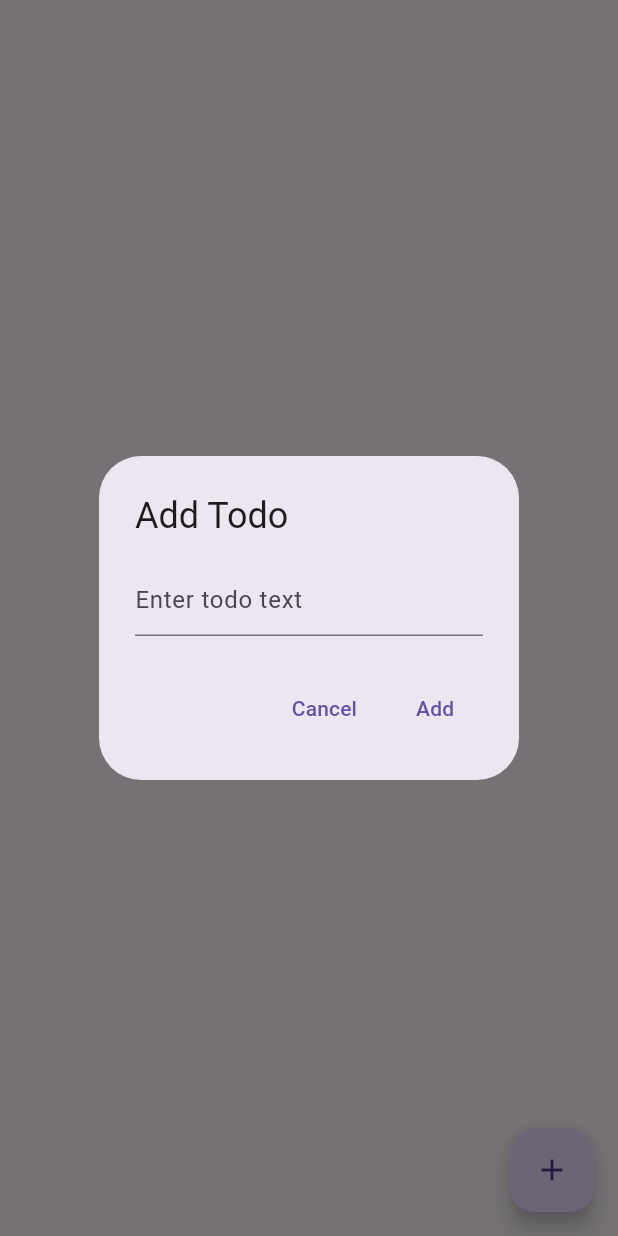
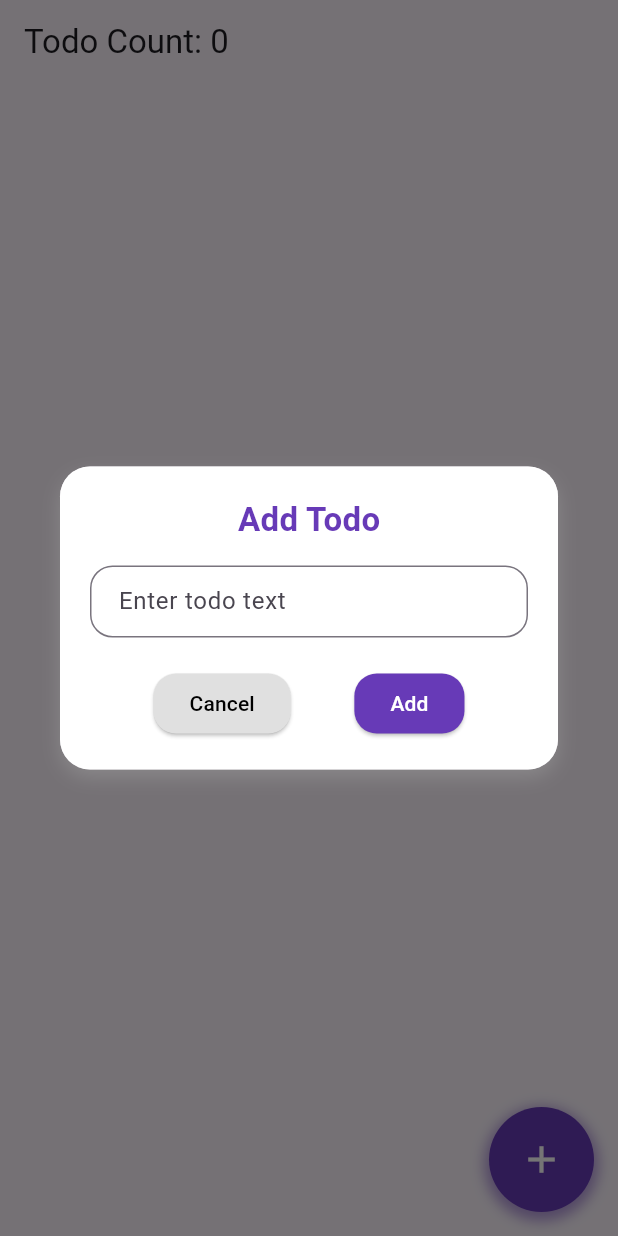
Before and after one commit to shroida/todo_app_bloc, a Flutter app: the screen it shows after launch, after a tap on the "add" icon, on a phone screen of 412 x 824 dp. Run offline on Flutter 3.47's test engine with Material 3 defaults, Android fonts, the phone set to English and light mode, and no system bars; our stand-ins replace flutter_bloc, sqflite; accounts and stored records are empty.

Commit message:
add some changes

```diff
--- a/lib/presentation/todo_cubit.dart
+++ b/lib/presentation/todo_cubit.dart
@@ -9,9 +9,16 @@ class TodoCubit extends Cubit<List<Todo>> {
     loadTodos();
   }
 
+  int todoCount = 0;
   Future<void> loadTodos() async {
-    final todoList = await todoRepo.getTodos();
-    emit(todoList);
+    try {
+      final todoList = await todoRepo.getTodos();
+      todoCount=todoList.length;
+      emit(todoList);
+    } catch (e) {
+      // Handle error, e.g., log or show a message
+      emit([]);
+    }
   }
 
   Future<void> addTodo(String text) async {
@@ -34,6 +41,9 @@ class TodoCubit extends Cubit<List<Todo>> {
   }
 
   Future<void> toggleCompletation(Todo todo) async {
-    todo.toggleCompletion();
+    final updatedTodo = todo.toggleCompletion();
+    await todoRepo.updateTodo(updatedTodo);
+
+    loadTodos();
   }
 }
--- /dev/null
+++ b/lib/presentation/view/widgets/floating_button_container.dart
@@ -0,0 +1,36 @@
+import 'package:flutter/material.dart';
+
+class FloatingButtonContainer extends StatelessWidget {
+  const FloatingButtonContainer({super.key, required this.callbackFunction});
+  final void Function(BuildContext context) callbackFunction;
+  @override
+  Widget build(BuildContext context) {
+    return Container(
+      width: 70,
+      height: 70,
+      decoration: BoxDecoration(
+        color: Colors.deepPurple, // Custom color
+        borderRadius: BorderRadius.circular(50), // Border radius of 50
+        boxShadow: [
+          BoxShadow(
+            color: Colors.deepPurple.withOpacity(0.5),
+            spreadRadius: 3,
+            blurRadius: 7,
+            offset: const Offset(0, 3), // Shadow position
+          ),
+        ],
+      ),
+      child: FloatingActionButton(
+        backgroundColor:
+            Colors.transparent, // Set transparent to use container's color
+        elevation: 0, // Remove default shadow
+        onPressed: () => callbackFunction(context),
+        child: const Icon(
+          Icons.add,
+          size: 30,
+          color: Colors.white, // Icon color
+        ),
+      ),
+    );
+  }
+}
--- /dev/null
+++ b/lib/presentation/view/widgets/show_add_dialog.dart
@@ -0,0 +1,97 @@
+import 'package:flutter/material.dart';
+import 'package:todo_app_bloc/presentation/todo_cubit.dart';
+
+class DialogToAdd extends StatelessWidget {
+const DialogToAdd({ super.key, required this.textController, required this.todoCubit });
+final TextEditingController textController;
+final TodoCubit todoCubit;
+  @override
+  Widget build(BuildContext context){
+    return Dialog(
+          shape: RoundedRectangleBorder(
+            borderRadius: BorderRadius.circular(20), // Rounded corners
+          ),
+          child: Container(
+            padding: const EdgeInsets.all(20),
+            decoration: BoxDecoration(
+              color: Colors.white,
+              borderRadius: BorderRadius.circular(20),
+              boxShadow: [
+                BoxShadow(
+                  color: Colors.grey.withOpacity(0.5),
+                  blurRadius: 10,
+                  offset: const Offset(0, 5),
+                ),
+              ],
+            ),
+            child: Column(
+              mainAxisSize: MainAxisSize.min,
+              children: [
+                const Text(
+                  'Add Todo',
+                  style: TextStyle(
+                    fontSize: 22,
+                    fontWeight: FontWeight.bold,
+                    color: Colors.deepPurple,
+                  ),
+                ),
+                const SizedBox(height: 15),
+                TextField(
+                  controller: textController,
+                  decoration: InputDecoration(
+                    hintText: 'Enter todo text',
+                    border: OutlineInputBorder(
+                      borderRadius: BorderRadius.circular(15),
+                    ),
+                    focusedBorder: OutlineInputBorder(
+                      borderRadius: BorderRadius.circular(15),
+                      borderSide: const BorderSide(color: Colors.deepPurple),
+                    ),
+                    contentPadding: const EdgeInsets.symmetric(
+                      horizontal: 15,
+                      vertical: 10,
+                    ),
+                  ),
+                ),
+                const SizedBox(height: 20),
+                Row(
+                  mainAxisAlignment: MainAxisAlignment.spaceEvenly,
+                  children: [
+                    ElevatedButton(
+                      onPressed: () {
+                        Navigator.of(context).pop();
+                      },
+                      style: ElevatedButton.styleFrom(
+                        backgroundColor: Colors.grey.shade300,
+                        foregroundColor: Colors.black,
+                        shape: RoundedRectangleBorder(
+                          borderRadius: BorderRadius.circular(15),
+                        ),
+                      ),
+                      child: const Text('Cancel'),
+                    ),
+                    ElevatedButton(
+                      onPressed: () {
+                        final todoText = textController.text;
+                        if (todoText.isNotEmpty) {
+                          todoCubit.addTodo(todoText);
+                        }
+                        Navigator.of(context).pop();
+                      },
+                      style: ElevatedButton.styleFrom(
+                        backgroundColor: Colors.deepPurple,
+                        foregroundColor: Colors.white,
+                        shape: RoundedRectangleBorder(
+                          borderRadius: BorderRadius.circular(15),
+                        ),
+                      ),
+                      child: const Text('Add'),
+                    ),
+                  ],
+                ),
+              ],
+            ),
+          ),
+        );
+  }
+}
--- a/lib/presentation/view/widgets/todo_view.dart
+++ b/lib/presentation/view/widgets/todo_view.dart
@@ -2,6 +2,9 @@ import 'package:flutter/material.dart';
 import 'package:flutter_bloc/flutter_bloc.dart';
 import 'package:todo_app_bloc/presentation/todo_cubit.dart';
 import 'package:todo_app_bloc/domain/data/models/todo.dart';
+import 'package:todo_app_bloc/presentation/view/widgets/floating_button_container.dart';
+import 'package:todo_app_bloc/presentation/view/widgets/show_add_dialog.dart';
+import 'package:todo_app_bloc/presentation/view/widgets/todo_item.dart';
 
 class TodoView extends StatelessWidget {
   const TodoView({super.key});
@@ -13,42 +16,26 @@ class TodoView extends StatelessWidget {
     showDialog(
       context: context,
       builder: (context) {
-        return AlertDialog(
-          title: const Text('Add Todo'),
-          content: TextField(
-            controller: textController,
-            decoration: const InputDecoration(hintText: 'Enter todo text'),
-          ),
-          actions: [
-            TextButton(
-              onPressed: () {
-                Navigator.of(context).pop();
-              },
-              child: const Text('Cancel'),
-            ),
-            TextButton(
-              onPressed: () {
-                final todoText = textController.text;
-                if (todoText.isNotEmpty) {
-                  todoCubit.addTodo(todoText);
-                }
-                Navigator.of(context).pop();
-              },
-              child: const Text('Add'),
-            ),
-          ],
-        );
+        return DialogToAdd(
+            textController: textController, todoCubit: todoCubit);
       },
     );
-
   }
 
   @override
   Widget build(BuildContext context) {
+    final todoCubit = context.read<TodoCubit>();
+
     return Scaffold(
-      floatingActionButton: FloatingActionButton(
-        child: const Icon(Icons.add),
-        onPressed: () => _showAddTodoBox(context),
+      appBar: AppBar(
+        title: BlocBuilder<TodoCubit, List<Todo>>(
+          builder: (context, todos) {
+            return Text('Todo Count: ${todoCubit.todoCount}');
+          },
+        ),
+      ),
+      floatingActionButton: FloatingButtonContainer(
+        callbackFunction: _showAddTodoBox,
       ),
       body: BlocBuilder<TodoCubit, List<Todo>>(
         builder: (context, todos) {
@@ -56,18 +43,13 @@ class TodoView extends StatelessWidget {
             itemCount: todos.length,
             itemBuilder: (context, index) {
               final todo = todos[index];
-              return ListTile(
-                title: Text(todo.text),
-                trailing: Checkbox(
-                  value: todo.isCompleted,
-                  onChanged: (bool? value) {
-                    context.read<TodoCubit>().updateTodo(todo);
-                  },
-                ),
-
-                onLongPress: () {
-                  context.read<TodoCubit>().deleteTodo(todo);
-                },
+              return Container(
+                height: 100,
+                decoration: boxDecoration(),
+                padding: const EdgeInsets.symmetric(
+                    vertical: 15.0, horizontal: 16.0),
+                margin: const EdgeInsets.all(5),
+                child: TodoItem(todo: todo),
               );
             },
           );
@@ -75,4 +57,19 @@ class TodoView extends StatelessWidget {
       ),
     );
   }
+
+  BoxDecoration boxDecoration() {
+    return BoxDecoration(
+      color: Colors.white,
+      borderRadius: BorderRadius.circular(10),
+      boxShadow: [
+        BoxShadow(
+          color: Colors.grey.withOpacity(0.5),
+          spreadRadius: 5,
+          blurRadius: 7,
+          offset: const Offset(3, 3),
+        ),
+      ],
+    );
+  }
 }
```
Also changed, not shown: lib/domain/data/models/todo_sqlite.dart (+64 -2 lines), lib/presentation/view/widgets/show_update_dialog.dart (added, +107 -0 lines), lib/presentation/view/widgets/todo_item.dart (added, +89 -0 lines), lib/presentation/view/todo_view_screen.dart (line endings or trailing spaces).
